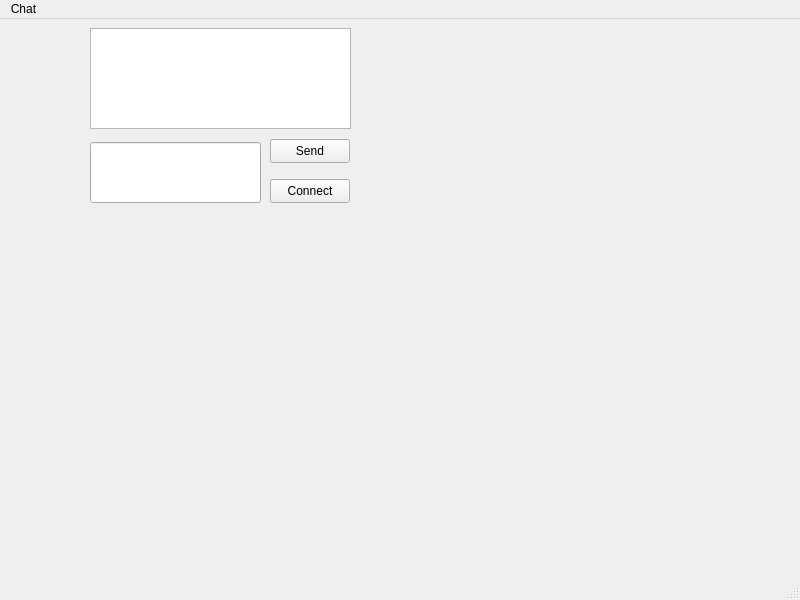
First picture: the form in mainwindow.ui, repository Didi305/Discard, before the edit.
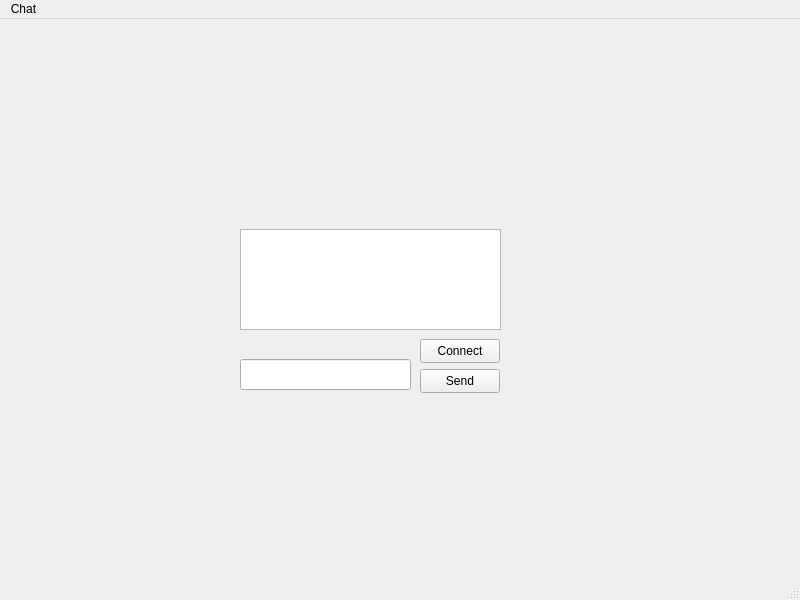
Second picture: the form after the edit.

```diff
--- a/mainwindow.ui
+++ b/mainwindow.ui
@@ -17,8 +17,8 @@
    <widget class="QPushButton" name="sendMessageButton">
     <property name="geometry">
      <rect>
-      <x>270</x>
-      <y>120</y>
+      <x>420</x>
+      <y>350</y>
       <width>80</width>
       <height>24</height>
      </rect>
@@ -30,8 +30,8 @@
    <widget class="QPushButton" name="connectButton">
     <property name="geometry">
      <rect>
-      <x>270</x>
-      <y>160</y>
+      <x>420</x>
+      <y>320</y>
       <width>80</width>
       <height>24</height>
      </rect>
@@ -43,18 +43,18 @@
    <widget class="QLineEdit" name="messageBox">
     <property name="geometry">
      <rect>
-      <x>90</x>
-      <y>123</y>
+      <x>240</x>
+      <y>340</y>
       <width>171</width>
-      <height>61</height>
+      <height>31</height>
      </rect>
     </property>
    </widget>
    <widget class="QTextEdit" name="chatBox">
     <property name="geometry">
      <rect>
-      <x>90</x>
-      <y>9</y>
+      <x>240</x>
+      <y>210</y>
       <width>261</width>
       <height>101</height>
      </rect>
```
